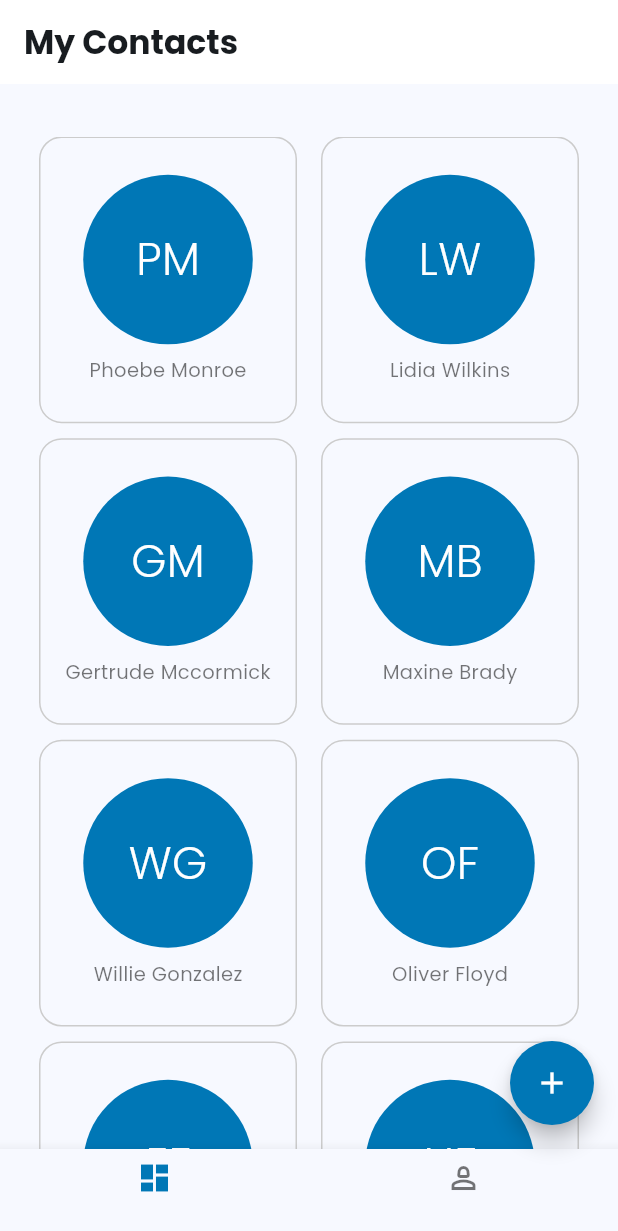
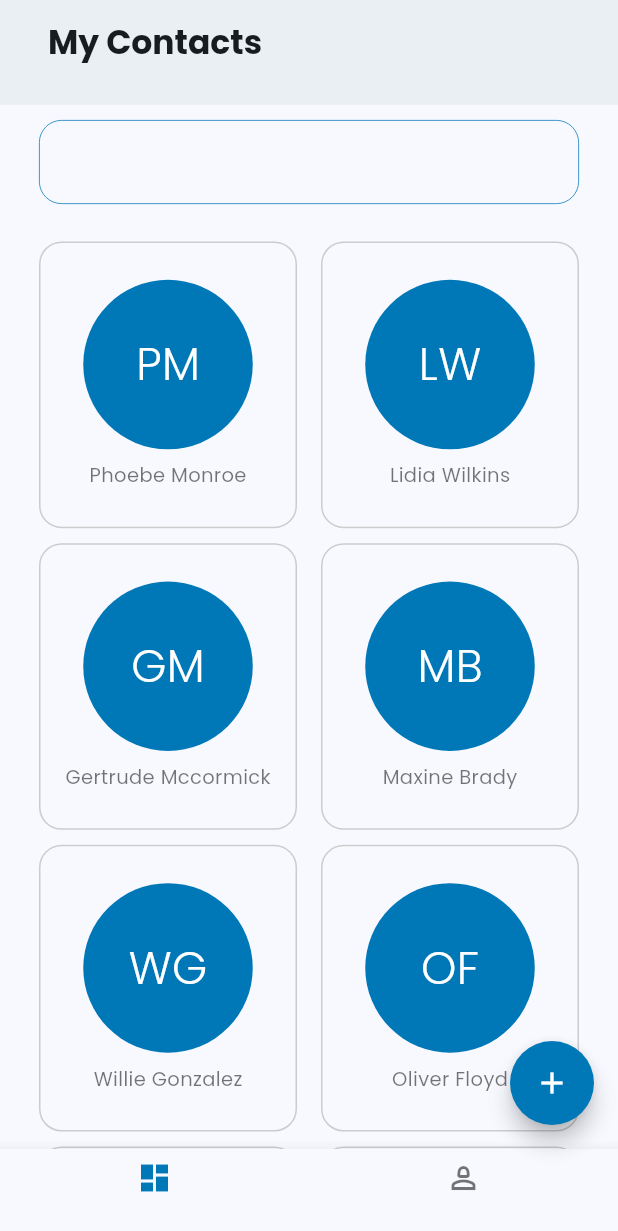
Before and after one commit to alkaffdt/trinity_wizards_alkaff_pretest, a Flutter app: the screen it shows after launch, on a phone screen of 412 x 824 dp. Shown: the top 1231 px of the screen. Run offline on Flutter 3.47's test engine with Material 3 defaults, Android fonts, the light colour scheme and no system bars; our stand-ins replace flutter_riverpod, google_fonts.

Commit message:
feat: add delete & update contact

```diff
--- a/lib/consts/const_colors.dart
+++ b/lib/consts/const_colors.dart
@@ -2,6 +2,7 @@ import 'package:flutter/widgets.dart';
 
 class ConstColors {
   static const Color blue = Color(0xFF0077B6);
+  static const Color blueAccent = Color(0xFFeaf7fe);
   static const Color darkGray = Color(0xFFCCCCCC);
   static const Color lightGray = Color(0xFFEBEBEB);
   static const Color red = Color(0xFFED1C2E);
--- /dev/null
+++ b/lib/cores/components/base_profile_picture.dart
@@ -0,0 +1,40 @@
+import 'package:flutter/material.dart';
+import 'package:trinity_wizards_alkaff_pretest/consts/const_colors.dart';
+import 'package:trinity_wizards_alkaff_pretest/cores/styles/text_styles.dart';
+import 'package:trinity_wizards_alkaff_pretest/cores/utils/common_utils.dart';
+import 'package:trinity_wizards_alkaff_pretest/models/contact_model.dart';
+
+class BaseProfilePicture extends StatelessWidget {
+  const BaseProfilePicture(this.contact,
+      {super.key, this.widget, this.size = 113});
+  final Contact? contact;
+
+  final double size;
+
+  final Widget? widget;
+
+  @override
+  Widget build(BuildContext context) {
+    final profilPictureStr = CommonUtils.generateProfilePicture(
+        firstName: contact?.firstName ?? "", lastName: contact?.lastName ?? "");
+
+    return Container(
+      height: size,
+      width: size,
+      decoration:
+          const BoxDecoration(color: ConstColors.blue, shape: BoxShape.circle),
+      child: Center(
+        child: contact != null
+            ? Text(profilPictureStr)
+                .fontSize(30)
+                .fontWeight(FontWeight.w300)
+                .textColor(Colors.white)
+            : const Icon(
+                Icons.person_2_outlined,
+                color: Colors.white,
+                size: 55,
+              ),
+      ),
+    );
+  }
+}
--- /dev/null
+++ b/lib/cores/styles/input_decoration_theme.dart
@@ -0,0 +1,16 @@
+import 'package:flutter/material.dart';
+import 'package:trinity_wizards_alkaff_pretest/consts/const_colors.dart';
+
+class AppTheme {
+  static InputDecorationTheme inputDecorationTheme() {
+    final defaultBorder = OutlineInputBorder(
+        borderRadius: BorderRadius.circular(15),
+        borderSide: const BorderSide(color: ConstColors.blue, width: 0.5));
+
+    return InputDecorationTheme(
+      enabledBorder: defaultBorder,
+      border: defaultBorder,
+      // hintStyle: TextStyle(color: Colors.white.withAlpha(80)),
+    );
+  }
+}
--- a/lib/features/home/contact_card_view.dart
+++ b/lib/features/home/contact_card_view.dart
@@ -1,17 +1,28 @@
 import 'package:flutter/material.dart';
+import 'package:flutter_riverpod/flutter_riverpod.dart';
 import 'package:trinity_wizards_alkaff_pretest/consts/const_colors.dart';
+import 'package:trinity_wizards_alkaff_pretest/cores/components/base_profile_picture.dart';
 import 'package:trinity_wizards_alkaff_pretest/cores/extensions/int_extensions.dart';
 import 'package:trinity_wizards_alkaff_pretest/cores/styles/text_styles.dart';
 import 'package:trinity_wizards_alkaff_pretest/cores/utils/common_utils.dart';
+import 'package:trinity_wizards_alkaff_pretest/features/contact_detail/contact_detail_controller.dart';
+import 'package:trinity_wizards_alkaff_pretest/features/contact_detail/contact_detail_page.dart';
 import 'package:trinity_wizards_alkaff_pretest/models/contact_model.dart';
 
-class ContactItemView extends StatelessWidget {
+class ContactItemView extends ConsumerWidget {
   const ContactItemView(this.contact, {super.key});
   final Contact contact;
 
   @override
-  Widget build(BuildContext context) {
-    return Container(
+  Widget build(BuildContext context, WidgetRef ref) {
+    return GestureDetector(
+      onTap: () {
+        ref.read(contactDetailControllerProvider).loadContact(contact);
+
+        Navigator.of(context).push(MaterialPageRoute(
+            builder: (context) => ContactDetailPage(contact)));
+      },
+      child: Container(
         decoration: BoxDecoration(
             borderRadius: BorderRadius.circular(15),
             border: Border.all(color: ConstColors.darkGray)),
@@ -20,38 +31,13 @@ class ContactItemView extends StatelessWidget {
           mainAxisAlignment: MainAxisAlignment.center,
           crossAxisAlignment: CrossAxisAlignment.center,
           children: [
-          _ProfilePicture(contact),
+            BaseProfilePicture(contact),
             8.toHeightGap(),
             Text("${contact.firstName} ${contact.lastName}")
                 .fontSize(13)
                 .textColor(Colors.black54)
           ],
         ),
-    );
-  }
-}
-
-class _ProfilePicture extends StatelessWidget {
-  const _ProfilePicture(this.contact);
-  final Contact contact;
-
-  @override
-  Widget build(BuildContext context) {
-    const double size = 113;
-
-    final profilPictureStr = CommonUtils.generateProfilePicture(
-        firstName: contact.firstName ?? "", lastName: contact.lastName ?? "");
-
-    return Container(
-      height: size,
-      width: size,
-      decoration:
-          const BoxDecoration(color: ConstColors.blue, shape: BoxShape.circle),
-      child: Center(
-        child: Text(profilPictureStr)
-            .fontSize(30)
-            .fontWeight(FontWeight.w300)
-            .textColor(Colors.white),
       ),
     );
   }
--- a/lib/features/home/contacts_gridview.dart
+++ b/lib/features/home/contacts_gridview.dart
@@ -8,12 +8,11 @@ class ContactsListview extends ConsumerWidget {
 
   @override
   Widget build(BuildContext context, WidgetRef ref) {
+    ref.watch(contactListControllerProvider);
     final list = ref.watch(contactListControllerProvider);
 
     return GridView.builder(
-      padding: const EdgeInsets.symmetric(
-        horizontal: 26,
-      ),
+      padding: const EdgeInsets.symmetric(vertical: 25),
       itemCount: list.length,
       gridDelegate: const SliverGridDelegateWithFixedCrossAxisCount(
           childAspectRatio: 0.9,
--- a/lib/features/home/home_page.dart
+++ b/lib/features/home/home_page.dart
@@ -1,19 +1,25 @@
 import 'package:flutter/material.dart';
 import 'package:trinity_wizards_alkaff_pretest/cores/extensions/int_extensions.dart';
 import 'package:trinity_wizards_alkaff_pretest/features/home/contacts_gridview.dart';
+import 'package:trinity_wizards_alkaff_pretest/features/home/search_field.dart';
 
 class HomePage extends StatelessWidget {
   const HomePage({super.key});
 
   @override
   Widget build(BuildContext context) {
-    return Column(
-      children: [
-        // top margin
-        10.toHeightGap(),
-        25.toHeightGap(),
-        const Expanded(child: ContactsListview())
-      ],
+    return Padding(
+      padding: const EdgeInsets.symmetric(
+        horizontal: 26,
+      ),
+      child: Column(
+        children: [
+          // top margin
+          10.toHeightGap(),
+          const SearchContactField(),
+          const Expanded(child: ContactsListview())
+        ],
+      ),
     );
   }
 }
--- /dev/null
+++ b/lib/features/home/search_field.dart
@@ -0,0 +1,21 @@
+import 'package:flutter/material.dart';
+import 'package:flutter/widgets.dart';
+import 'package:flutter_riverpod/flutter_riverpod.dart';
+import 'package:trinity_wizards_alkaff_pretest/features/home/contacts_list_controller.dart';
+
+class SearchContactField extends ConsumerWidget {
+  const SearchContactField({super.key});
+
+  @override
+  Widget build(BuildContext context, WidgetRef ref) {
+    final controller =
+        ref.watch(contactListControllerProvider.notifier).searchFieldController;
+
+    return TextField(
+      controller: controller,
+      onChanged: (value) {
+        ref.read(contactListControllerProvider.notifier).searchOnChange();
+      },
+    );
+  }
+}
--- /dev/null
+++ b/lib/features/main/custom_appbar.dart
@@ -0,0 +1,27 @@
+import 'package:flutter/material.dart';
+import 'package:trinity_wizards_alkaff_pretest/cores/styles/text_styles.dart';
+
+const double _appbarHeight = 70;
+
+class BaseAppbar extends StatelessWidget implements PreferredSizeWidget {
+  const BaseAppbar({super.key, required this.title});
+
+  final String title;
+
+  @override
+  Size get preferredSize => const Size.fromHeight(_appbarHeight);
+
+  @override
+  Widget build(BuildContext context) {
+    return AppBar(
+      elevation: 5,
+      bottomOpacity: 1,
+      backgroundColor: Colors.white,
+      centerTitle: false,
+      title: Padding(
+        padding: const EdgeInsets.only(left: 16),
+        child: Text(title).bold(),
+      ),
+    );
+  }
+}
--- a/lib/features/main_page.dart
+++ b/lib/features/main/main_page.dart
@@ -1,8 +1,9 @@
 import 'package:flutter/material.dart';
 import 'package:trinity_wizards_alkaff_pretest/cores/styles/text_styles.dart';
-import 'package:trinity_wizards_alkaff_pretest/features/home/bottom_navbar.dart';
+import 'package:trinity_wizards_alkaff_pretest/features/main/bottom_navbar.dart';
 import 'package:trinity_wizards_alkaff_pretest/features/home/floating_action_button.dart';
 import 'package:trinity_wizards_alkaff_pretest/features/home/home_page.dart';
+import 'package:trinity_wizards_alkaff_pretest/features/main/custom_appbar.dart';
 import 'package:trinity_wizards_alkaff_pretest/features/profile/profile_page.dart';
 
 class MainPage extends StatefulWidget {
@@ -34,11 +35,7 @@ class _MainPageState extends State<MainPage> {
         _selectedIndex == 0 ? const AppFloatingActionButton() : null;
 
     return Scaffold(
-      appBar: AppBar(
-        backgroundColor: Colors.white,
-        centerTitle: false,
-        title: Text(appbarTitles[_selectedIndex]).bold(),
-      ),
+      appBar: BaseAppbar(title: appbarTitles[_selectedIndex]),
       body: _pages[_selectedIndex],
       bottomNavigationBar:
           AppBottomNavbar(selectedIndex: _selectedIndex, onTap: _onItemTapped),
--- a/lib/main.dart
+++ b/lib/main.dart
@@ -2,7 +2,8 @@
 import 'package:flutter_riverpod/flutter_riverpod.dart';
 import 'package:google_fonts/google_fonts.dart';
 import 'package:trinity_wizards_alkaff_pretest/consts/const_colors.dart';
-import 'package:trinity_wizards_alkaff_pretest/features/main_page.dart';
+import 'package:trinity_wizards_alkaff_pretest/cores/styles/input_decoration_theme.dart';
+import 'package:trinity_wizards_alkaff_pretest/features/main/main_page.dart';
 
 void main() {
   runApp(const MyApp());
@@ -20,6 +21,8 @@
         title: 'Alkaff - Trinity Wizards',
         theme: ThemeData(
           fontFamily: GoogleFonts.poppins().fontFamily,
+          textTheme: GoogleFonts.poppinsTextTheme(),
+          inputDecorationTheme: AppTheme.inputDecorationTheme(),
           colorScheme: ColorScheme.fromSeed(seedColor: ConstColors.blue),
           useMaterial3: true,
         ),
```
Also changed, not shown: lib/cores/components/base_textfield.dart (added, +56 -0 lines), lib/cores/components/cta_button.dart (added, +50 -0 lines), lib/features/contact_detail/contact_detail_controller.dart (added, +63 -0 lines), lib/features/contact_detail/contact_detail_cta.dart (added, +43 -0 lines), lib/features/contact_detail/contact_detail_page.dart (added, +178 -0 lines), lib/features/home/contacts_list_controller.dart (+45 -2 lines), assets/icons/search_icon.png (added), lib/features/main/bottom_navbar.dart (renamed from lib/features/home/bottom_navbar.dart). Lines whose indentation alone changed are shown as unchanged.
